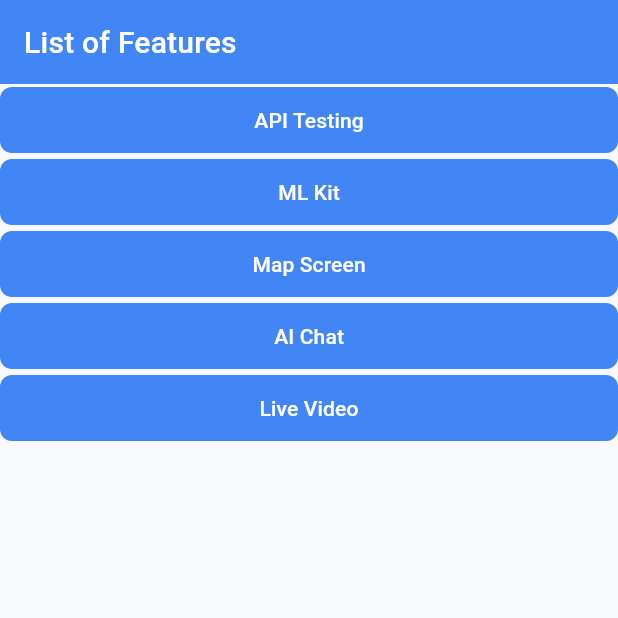
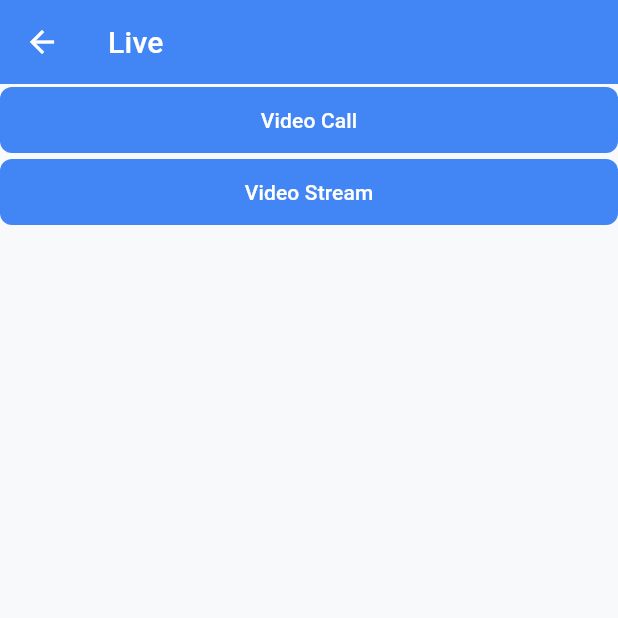
Before and after one commit to tmbmnadim/utilities, a Flutter app: the screen it shows after launch, after a tap on "Live Video", on a phone screen of 412 x 824 dp, the top half of it. Run offline on Flutter 3.47's test engine with Material 3 defaults, Android fonts, the phone set to English and light mode, and no system bars; our stand-ins replace camera, equatable, flutter_bloc, flutter_dotenv, flutter_easyloading, geolocator and 4 more; missing offline and left inert: dart_openai, flutter_polyline_points, flutter_webrtc, google_mlkit_barcode_scanning, google_mlkit_face_detection, google_mlkit_image_labeling and 2 more.

```diff
--- /dev/null
+++ b/lib/live_communication/view/live.dart
@@ -0,0 +1,19 @@
+import 'package:flutter/material.dart';
+import 'package:utilities/utils/buttons.dart';
+
+class LiveScreen extends StatelessWidget {
+  const LiveScreen({super.key});
+
+  @override
+  Widget build(BuildContext context) {
+    return Scaffold(
+      appBar: AppBar(title: Text("Live")),
+      body: Column(
+        children: [
+          AppButtons.expandedButton(text: "Video Call", onPressed: () {}),
+          AppButtons.expandedButton(text: "Video Stream", onPressed: () {}),
+        ],
+      ),
+    );
+  }
+}
--- a/lib/shared/view/home.dart
+++ b/lib/shared/view/home.dart
@@ -6,8 +6,10 @@ import 'package:utilities/api/view/api_page.dart';
 import 'package:utilities/artificial_intelligence/presentation/view/ai_base.dart';
 import 'package:utilities/google_map/view/map_page.dart';
 import 'package:utilities/google_ml_kit/view/ml_kit_screen.dart';
+import 'package:utilities/live_communication/view/live.dart';
 import 'package:utilities/shared/controller/home_controller.dart';
 import 'package:utilities/shared/controller/permission_controller.dart';
+import 'package:utilities/utils/buttons.dart';
 
 class Home extends StatefulWidget {
   const Home({super.key});
@@ -32,19 +34,19 @@ class _HomeState extends State<Home> {
       appBar: AppBar(title: Text("List of Features")),
       body: Column(
         children: [
-          _expandedButton(
+          AppButtons.expandedButton(
             text: "API Testing",
             onPressed: () {
               Get.to(ApiScreen());
             },
           ),
-          _expandedButton(
+          AppButtons.expandedButton(
             text: "ML Kit",
             onPressed: () {
               Get.to(MLKitScreen());
             },
           ),
-          _expandedButton(
+          AppButtons.expandedButton(
             text: "Map Screen",
             onPressed: () {
               if (!permissionCtrl.location.isGranted) {
@@ -55,13 +57,18 @@ class _HomeState extends State<Home> {
               Get.to(MapScreen());
             },
           ),
-          _expandedButton(
+          AppButtons.expandedButton(
             text: "AI Chat",
             onPressed: () {
               Get.to(AiChatBase());
             },
           ),
-          _expandedButton(text: "Live Video", onPressed: () {}),
+          AppButtons.expandedButton(
+            text: "Live Video",
+            onPressed: () {
+              Get.to(LiveScreen());
+            },
+          ),
         ],
       ),
       // body: PageView(
@@ -101,17 +108,4 @@ class _HomeState extends State<Home> {
       // ),
     );
   }
-
-  Widget _expandedButton({
-    required String text,
-    required VoidCallback onPressed,
-  }) {
-    return Row(
-      children: [
-        Expanded(
-          child: ElevatedButton(onPressed: onPressed, child: Text(text)),
-        ),
-      ],
-    );
-  }
 }
--- /dev/null
+++ b/lib/utils/buttons.dart
@@ -0,0 +1,16 @@
+import 'package:flutter/material.dart';
+
+class AppButtons {
+  static Widget expandedButton({
+    required String text,
+    required VoidCallback onPressed,
+  }) {
+    return Row(
+      children: [
+        Expanded(
+          child: ElevatedButton(onPressed: onPressed, child: Text(text)),
+        ),
+      ],
+    );
+  }
+}
--- a/pubspec.yaml
+++ b/pubspec.yaml
@@ -40,6 +40,8 @@ dependencies:
   dart_openai: ^5.1.0
   flutter_bloc: ^9.1.1
   get_it: ^8.2.0
+  flutter_webrtc: ^1.2.0
+  web_socket_channel: ^3.0.3
 
 dev_dependencies:
   flutter_test:
```
Also changed, not shown: lib/live_communication/controllers/live_controller.dart (added, +66 -0 lines), lib/live_communication/controllers/live_state.dart (added, +64 -0 lines), lib/live_communication/models/live_meeting.dart (added, +21 -0 lines), lib/live_communication/models/live_user.dart (added, +18 -0 lines), lib/live_communication/models/websocket_meeting.dart (added, +18 -0 lines), lib/live_communication/repository/live_repository.dart (added, +68 -0 lines), lib/live_communication/view/video_call.dart (added, +19 -0 lines), lib/live_communication/sources/live_source.dart (added), pubspec.lock, 3 other files.
